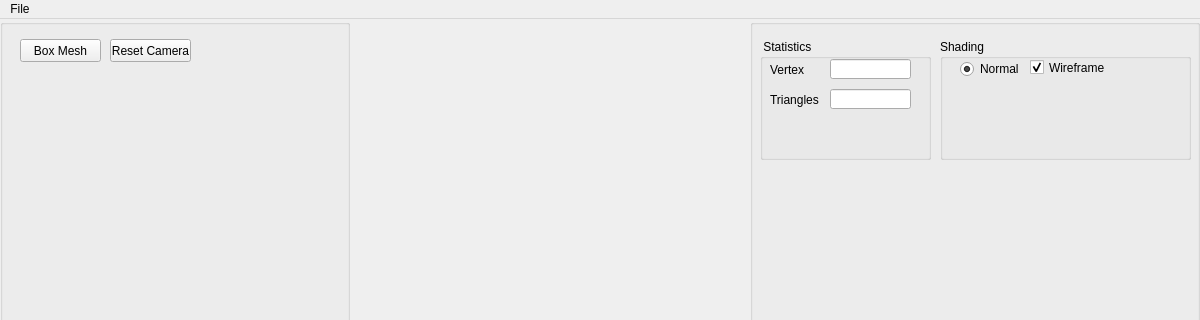
This is AppTinyMesh/UI/interface.ui in eric-galin/TinyMesh as Qt 5 draws it before an edit; both pictures show x 0 to 1200 and y 0 to 320 of the 1200 by 1000 pixel window. The edited form follows.
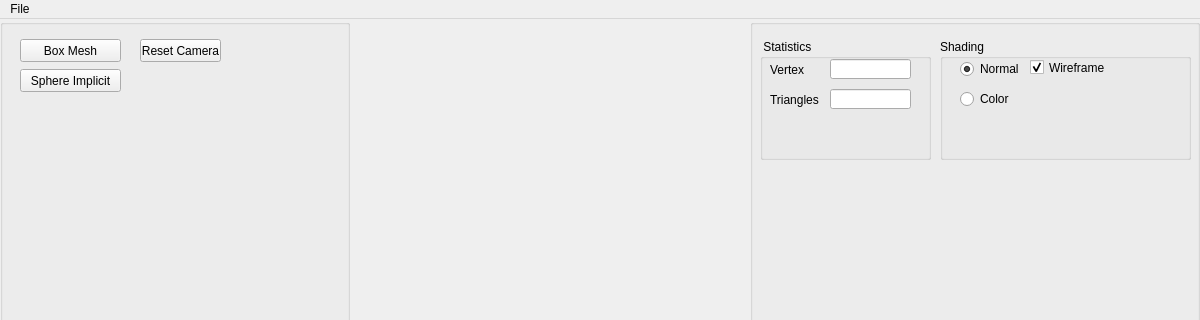
This is the edited form.

What changed in the file:
```diff
--- a/AppTinyMesh/UI/interface.ui
+++ b/AppTinyMesh/UI/interface.ui
@@ -61,7 +61,7 @@
         <rect>
          <x>20</x>
          <y>20</y>
-         <width>81</width>
+         <width>101</width>
          <height>23</height>
         </rect>
        </property>
@@ -83,7 +83,7 @@
       <widget class="QPushButton" name="resetcameraButton">
        <property name="geometry">
         <rect>
-         <x>110</x>
+         <x>140</x>
          <y>20</y>
          <width>81</width>
          <height>23</height>
@@ -108,6 +108,30 @@
         <bool>false</bool>
        </property>
       </widget>
+      <widget class="QPushButton" name="sphereImplicit">
+       <property name="geometry">
+        <rect>
+         <x>20</x>
+         <y>50</y>
+         <width>101</width>
+         <height>23</height>
+        </rect>
+       </property>
+       <property name="toolTip">
+        <string>&lt;!DOCTYPE HTML PUBLIC &quot;-//W3C//DTD HTML 4.0//EN&quot; &quot;http://www.w3.org/TR/REC-html40/strict.dtd&quot;&gt;
+&lt;html&gt;&lt;head&gt;&lt;meta name=&quot;qrichtext&quot; content=&quot;1&quot; /&gt;&lt;style type=&quot;text/css&quot;&gt;
+p, li { white-space: pre-wrap; }
+&lt;/style&gt;&lt;/head&gt;&lt;body style=&quot; font-family:'MS Shell Dlg 2'; font-size:8pt; font-weight:400; font-style:normal;&quot;&gt;
+&lt;p style=&quot; margin-top:0px; margin-bottom:0px; margin-left:0px; margin-right:0px; -qt-block-indent:0; text-indent:0px;&quot;&gt;&lt;span style=&quot; color:#5500ff;&quot;&gt;Callback #01&lt;/span&gt;&lt;/p&gt;
+&lt;p style=&quot; margin-top:0px; margin-bottom:0px; margin-left:0px; margin-right:0px; -qt-block-indent:0; text-indent:0px;&quot;&gt;&lt;span style=&quot; font-style:italic; color:#aa00ff;&quot;&gt;Create Eurographics 1996 Bear&lt;/span&gt;&lt;/p&gt;&lt;/body&gt;&lt;/html&gt;</string>
+       </property>
+       <property name="text">
+        <string>Sphere Implicit</string>
+       </property>
+       <property name="checkable">
+        <bool>false</bool>
+       </property>
+      </widget>
      </widget>
     </item>
     <item>
@@ -242,6 +266,22 @@
          <bool>true</bool>
         </property>
        </widget>
+       <widget class="QRadioButton" name="radioShadingButton_2">
+        <property name="geometry">
+         <rect>
+          <x>20</x>
+          <y>50</y>
+          <width>61</width>
+          <height>20</height>
+         </rect>
+        </property>
+        <property name="text">
+         <string>Color</string>
+        </property>
+        <property name="checked">
+         <bool>false</bool>
+        </property>
+       </widget>
       </widget>
      </widget>
     </item>
```
Left out of the diff: 2 changed lines with no effect on the pictures.
